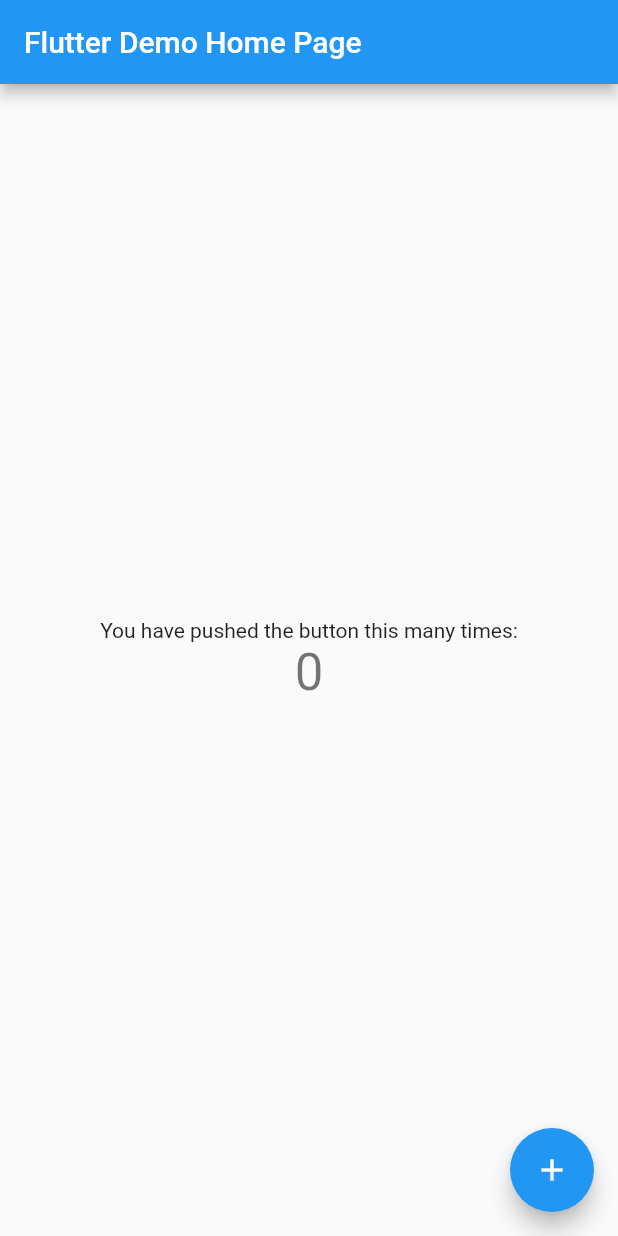
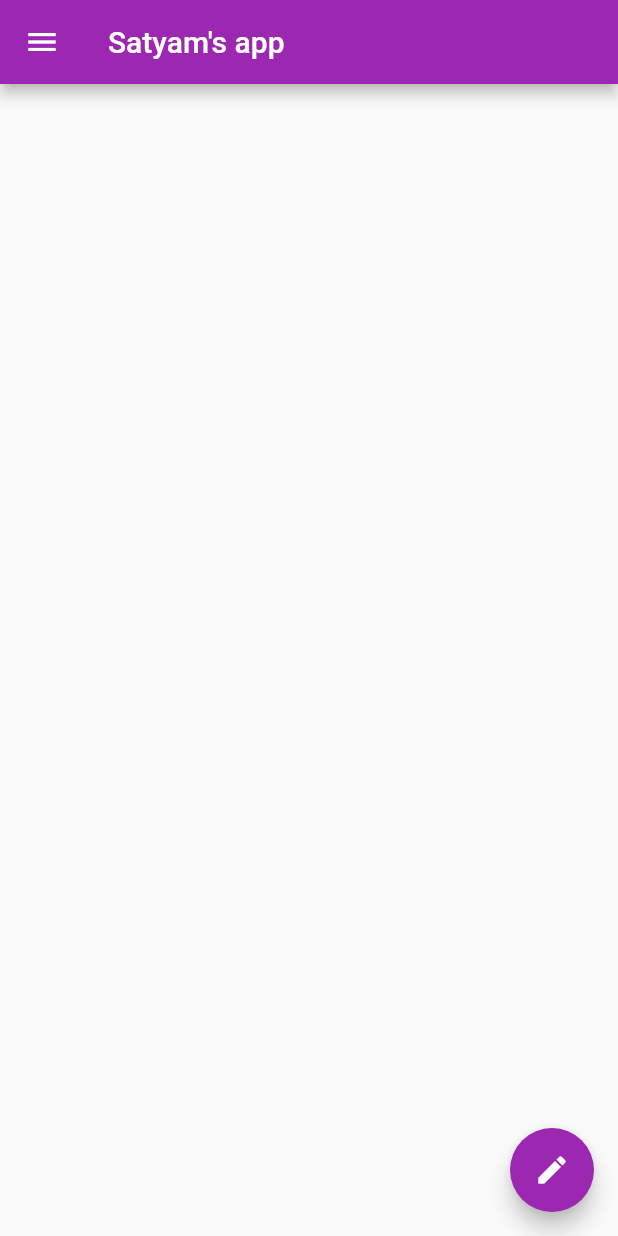
Before and after one commit to satyam2606/flutter, a Flutter app: the screen it shows after launch, on a phone screen of 412 x 824 dp. Run offline on Flutter 3.47's test engine with Material 2 defaults, Android fonts, the phone set to English and light mode, and no system bars.

Commit message:
chapter3

```diff
--- a/lib/main.dart
+++ b/lib/main.dart
@@ -1,117 +1,69 @@
+import 'package:flutter/cupertino.dart';
 import 'package:flutter/material.dart';
 
-void main() {
-  runApp(MyApp());
+void main(){
+  runApp(MaterialApp(
+    title:"Awesome App",
+    home: HomePage(),
+    theme: ThemeData(
+      primarySwatch: Colors.purple,
+    )
+    ));
 }
 
-class MyApp extends StatelessWidget {
-  // This widget is the root of your application.
+class HomePage extends StatelessWidget {
   @override
   Widget build(BuildContext context) {
-    return MaterialApp(
-      title: 'Flutter Demo',
-      theme: ThemeData(
-        // This is the theme of your application.
-        //
-        // Try running your application with "flutter run". You'll see the
-        // application has a blue toolbar. Then, without quitting the app, try
-        // changing the primarySwatch below to Colors.green and then invoke
-        // "hot reload" (press "r" in the console where you ran "flutter run",
-        // or simply save your changes to "hot reload" in a Flutter IDE).
-        // Notice that the counter didn't reset back to zero; the application
-        // is not restarted.
-        primarySwatch: Colors.blue,
-        // This makes the visual density adapt to the platform that you run
-        // the app on. For desktop platforms, the controls will be smaller and
-        // closer together (more dense) than on mobile platforms.
-        visualDensity: VisualDensity.adaptivePlatformDensity,
+    return Scaffold(
+      appBar: AppBar(
+        title: Text("Satyam's app"),
       ),
-      home: MyHomePage(title: 'Flutter Demo Home Page'),
-    );
+      body: Container(),
+      floatingActionButton: FloatingActionButton(onPressed: () {},
+      child: Icon(Icons.edit),
+       ),
+      floatingActionButtonLocation: FloatingActionButtonLocation.endFloat,
+      drawer: Drawer(
+        child: ListView(
+          padding: EdgeInsets.zero,
+          children: <Widget>[
+            // DrawerHeader(
+            //   child: Text(
+            //     "Hello I'm drawer",
+            //     textAlign: TextAlign.center,
+            //     style: TextStyle(
+            //       color: Colors.white,
+
+            //     )
+            //     ),
+            //     decoration: BoxDecoration(
+            //       color: Colors.purple,
+            //     ),
+            //   ),
+            UserAccountsDrawerHeader(
+              accountName: Text("Satyam Singh"),
+              accountEmail: Text("satyamsingh2606@gmail.com"),
+              currentAccountPicture: CircleAvatar(
+                backgroundImage: NetworkImage("https://encrypted-tbn0.gstatic.com/images?q=tbn%3AANd9GcQYuOaDdMFWrp7ARD6otVrK4MTFzMjVDEVEHRjy1y4K9jOMc6mU&usqp=CAU"),
+            )),
+              //),
+              ListTile(
+                leading: Icon(Icons.person),
+                title: Text("Account"),
+                subtitle: Text("Personal"),
+                trailing: Icon(Icons.edit),
+              ),
+               ListTile(
+                leading: Icon(Icons.email),
+                title: Text("Email"),
+                subtitle: Text("satyamsingh2606@gmail.com"),
+                trailing: Icon(Icons.send),
+              ),
+
+
+          ],)
+      ),
+      );
+
   }
 }
-
-class MyHomePage extends StatefulWidget {
-  MyHomePage({Key key, this.title}) : super(key: key);
-
-  // This widget is the home page of your application. It is stateful, meaning
-  // that it has a State object (defined below) that contains fields that affect
-  // how it looks.
-
-  // This class is the configuration for the state. It holds the values (in this
-  // case the title) provided by the parent (in this case the App widget) and
-  // used by the build method of the State. Fields in a Widget subclass are
-  // always marked "final".
-
-  final String title;
-
-  @override
-  _MyHomePageState createState() => _MyHomePageState();
-}
-
-class _MyHomePageState extends State<MyHomePage> {
-  int _counter = 0;
-
-  void _incrementCounter() {
-    setState(() {
-      // This call to setState tells the Flutter framework that something has
-      // changed in this State, which causes it to rerun the build method below
-      // so that the display can reflect the updated values. If we changed
-      // _counter without calling setState(), then the build method would not be
-      // called again, and so nothing would appear to happen.
-      _counter++;
-    });
-  }
-
-  @override
-  Widget build(BuildContext context) {
-    // This method is rerun every time setState is called, for instance as done
-    // by the _incrementCounter method above.
-    //
-    // The Flutter framework has been optimized to make rerunning build methods
-    // fast, so that you can just rebuild anything that needs updating rather
-    // than having to individually change instances of widgets.
-    return Scaffold(
-      appBar: AppBar(
-        // Here we take the value from the MyHomePage object that was created by
-        // the App.build method, and use it to set our appbar title.
-        title: Text(widget.title),
-      ),
-      body: Center(
-        // Center is a layout widget. It takes a single child and positions it
-        // in the middle of the parent.
-        child: Column(
-          // Column is also a layout widget. It takes a list of children and
-          // arranges them vertically. By default, it sizes itself to fit its
-          // children horizontally, and tries to be as tall as its parent.
-          //
-          // Invoke "debug painting" (press "p" in the console, choose the
-          // "Toggle Debug Paint" action from the Flutter Inspector in Android
-          // Studio, or the "Toggle Debug Paint" command in Visual Studio Code)
-          // to see the wireframe for each widget.
-          //
-          // Column has various properties to control how it sizes itself and
-          // how it positions its children. Here we use mainAxisAlignment to
-          // center the children vertically; the main axis here is the vertical
-          // axis because Columns are vertical (the cross axis would be
-          // horizontal).
-          mainAxisAlignment: MainAxisAlignment.center,
-          children: <Widget>[
-            Text(
-              'You have pushed the button this many times:',
-            ),
-            Text(
-              '$_counter',
-              style: Theme.of(context).textTheme.headline4,
-            ),
-          ],
-        ),
-      ),
-      floatingActionButton: FloatingActionButton(
-        onPressed: _incrementCounter,
-        tooltip: 'Increment',
-        child: Icon(Icons.add),
-      ), // This trailing comma makes auto-formatting nicer for build methods.
-    );
-  }
-}
```
